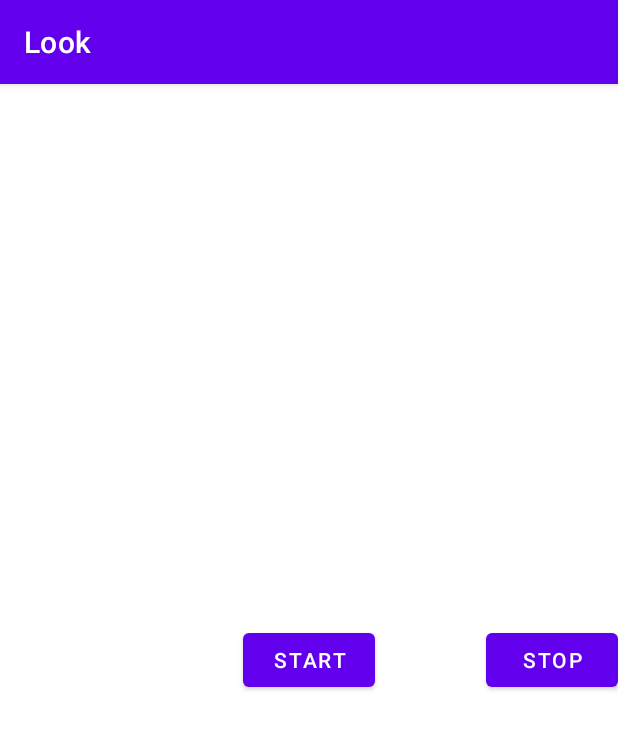
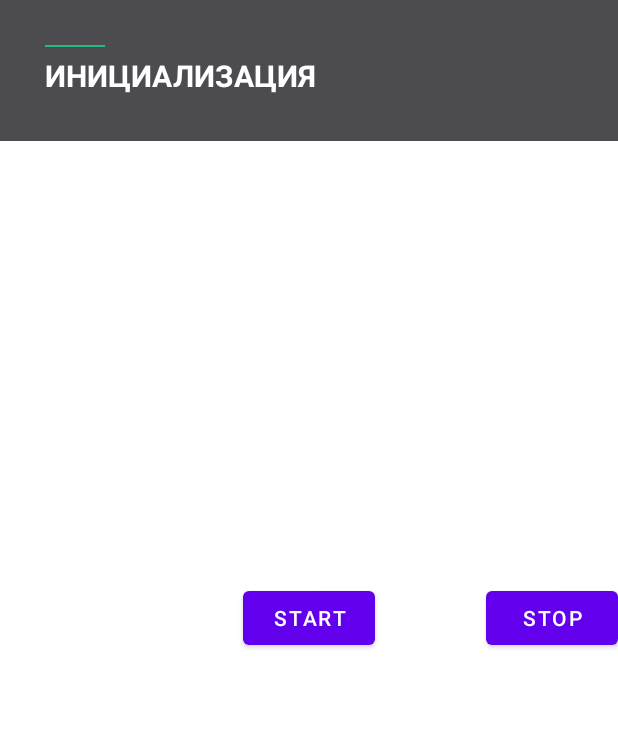
Before and after one commit to valkenstein/Look, an Android app: the screen it shows after launch (MainActivity), after a tap on "START", on a phone screen of 412 x 824 dp. Shown: the top 729 px of the screen. Run offline under Robolectric (Android 15) with nearby library versions, the phone set to English and light mode, and no system bars.

```diff
--- a/app/src/main/java/com/aldredo/look/data/repository/ProfileRepository.kt
+++ b/app/src/main/java/com/aldredo/look/data/repository/ProfileRepository.kt
@@ -7,7 +7,8 @@ import java.lang.Exception
 class ProfileRepository(private val profileApi: ProfileApi) {
     fun getProfileScreen(): StateProfile {
         return try {
-            StateProfile.Result
+           return TODO()
+            //StateProfile.Result("")
         } catch (e: Exception) {
             StateProfile.Error(e.message.toString())
         }
--- a/app/src/main/java/com/aldredo/look/presentation/activity/MainActivity.kt
+++ b/app/src/main/java/com/aldredo/look/presentation/activity/MainActivity.kt
@@ -5,12 +5,14 @@ import android.os.Bundle
 import android.widget.Button
 import com.aldredo.look.R
 import com.aldredo.look.util.Timer
+import com.aldredo.look.util.TimerSubscriber
 
-class MainActivity : AppCompatActivity() {
+class MainActivity : AppCompatActivity(), TimerSubscriber {
     override fun onCreate(savedInstanceState: Bundle?) {
         super.onCreate(savedInstanceState)
         setContentView(R.layout.activity_main)
-        val t = Timer()
+        val t = Timer(3)
+        t.addSubscriber(this)
         findViewById<Button>(R.id.start).setOnClickListener {
             t.startTimer()
         }
@@ -18,4 +20,8 @@ class MainActivity : AppCompatActivity() {
             t.cancelTimer()
         }
     }
+
+    override fun tick() {
+        print("")
+    }
 }
--- a/app/src/main/java/com/aldredo/look/presentation/mvvm/LookViewModel.kt
+++ b/app/src/main/java/com/aldredo/look/presentation/mvvm/LookViewModel.kt
@@ -9,6 +9,6 @@ class LookViewModel : ViewModel() {
     }
 
     private fun checkStateServer(): Boolean {
-
+        TODO()
     }
 }
--- a/app/src/main/java/com/aldredo/look/util/Timer.kt
+++ b/app/src/main/java/com/aldredo/look/util/Timer.kt
@@ -2,7 +2,8 @@ package com.aldredo.look.util
 
 import kotlinx.coroutines.*
 
-class Timer {
+class Timer(private val second: Long) {
+    private var pause = false
     private val job = SupervisorJob()
     private val scope = CoroutineScope(Dispatchers.Default + job)
     private var subscriber: TimerSubscriber? = null
@@ -15,33 +16,27 @@ class Timer {
         subscriber = null
     }
 
-    private fun startCoroutineTimer(
-        delayMillis: Long = 0,
-        repeatMillis: Long = 0,
-        action: () -> Unit
-    ) = scope.launch(Dispatchers.IO) {
-        delay(delayMillis)
-        if (repeatMillis > 0) {
-            while (true) {
-                action()
-                delay(repeatMillis)
+    private fun startCoroutineTimer() = scope.launch {
+        while (true) {
+            scope.launch(Dispatchers.Main) {
+                subscriber?.tick()
             }
-        } else {
-            action()
-        }
-    }
-
-    private val timer: Job = startCoroutineTimer(delayMillis = 0, repeatMillis = 1000) {
-        scope.launch(Dispatchers.Main) {
-            subscriber?.tick()
+            delay(second * 1000)
         }
     }
 
     fun startTimer() {
-        timer.start()
+        startCoroutineTimer()
     }
 
     fun cancelTimer() {
-        timer.cancel()
+        scope.coroutineContext.cancelChildren()
     }
+
+    fun pause() {
+        pause = true
+        scope.coroutineContext.cancelChildren()
+    }
+
+    fun isPause() = pause
 }
--- a/app/src/main/res/layout/activity_main.xml
+++ b/app/src/main/res/layout/activity_main.xml
@@ -5,6 +5,45 @@
     android:layout_width="match_parent"
     android:layout_height="match_parent"
     tools:context=".presentation.activity.MainActivity">
+
+
+    <LinearLayout
+        android:layout_width="match_parent"
+        android:layout_height="wrap_content"
+        android:background="#4C4B50"
+        android:orientation="vertical"
+        android:padding="30dp"
+        app:layout_constraintEnd_toEndOf="parent"
+        app:layout_constraintStart_toStartOf="parent"
+        app:layout_constraintTop_toTopOf="parent">
+
+        <FrameLayout
+            android:layout_width="40dp"
+            android:layout_height="1dp"
+            android:background="#24BB81" />
+
+        <TextView
+            android:layout_width="wrap_content"
+            android:layout_height="wrap_content"
+            android:layout_marginTop="5dp"
+            android:text="ИНИЦИАЛИЗАЦИЯ"
+            android:textColor="@android:color/white"
+            android:textSize="20sp"
+            android:textStyle="bold"
+            app:layout_constraintStart_toStartOf="parent"
+            app:layout_constraintTop_toTopOf="parent" />
+    </LinearLayout>
+
+
+    <TextView
+        android:id="@+id/code"
+        android:layout_width="wrap_content"
+        android:layout_height="wrap_content"
+        android:textColor="@android:color/black"
+        android:textSize="18sp"
+        app:layout_constraintBottom_toTopOf="@+id/start"
+        app:layout_constraintEnd_toEndOf="parent"
+        app:layout_constraintStart_toStartOf="parent" />
 
     <Button
         android:id="@+id/start"
--- a/app/src/main/res/values-night/themes.xml
+++ b/app/src/main/res/values-night/themes.xml
@@ -1,6 +1,6 @@
 <resources xmlns:tools="http://schemas.android.com/tools">
     <!-- Base application theme. -->
-    <style name="Theme.Look" parent="Theme.MaterialComponents.DayNight.DarkActionBar">
+    <style name="Theme.Look" parent="Theme.MaterialComponents.DayNight.NoActionBar">
         <!-- Primary brand color. -->
         <item name="colorPrimary">@color/purple_200</item>
         <item name="colorPrimaryVariant">@color/purple_700</item>
--- a/app/src/main/res/values/themes.xml
+++ b/app/src/main/res/values/themes.xml
@@ -1,6 +1,6 @@
 <resources xmlns:tools="http://schemas.android.com/tools">
     <!-- Base application theme. -->
-    <style name="Theme.Look" parent="Theme.MaterialComponents.DayNight.DarkActionBar">
+    <style name="Theme.Look" parent="Theme.MaterialComponents.DayNight.NoActionBar">
         <!-- Primary brand color. -->
         <item name="colorPrimary">@color/purple_500</item>
         <item name="colorPrimaryVariant">@color/purple_700</item>
--- a/core/src/main/java/com/aldredo/core/base/di/CookieModule.kt
+++ b/core/src/main/java/com/aldredo/core/base/di/CookieModule.kt
@@ -1,6 +1,6 @@
 package com.aldredo.core.base.di
 
-import com.aldredo.core.base.util.CookieModel
+import com.aldredo.core.base.interceptor.model.CookieModel
 import dagger.Module
 import dagger.Provides
 import javax.inject.Singleton
--- a/core/src/main/java/com/aldredo/core/base/di/CoreComponent.kt
+++ b/core/src/main/java/com/aldredo/core/base/di/CoreComponent.kt
@@ -2,7 +2,7 @@ package com.aldredo.core.base.di
 
 import android.app.Application
 import com.aldredo.core.base.room.AppDatabase
-import com.aldredo.core.base.util.CookieModel
+import com.aldredo.core.base.interceptor.model.CookieModel
 import dagger.BindsInstance
 import dagger.Component
 import retrofit2.Retrofit
--- a/core/src/main/java/com/aldredo/core/base/interceptor/ApiInterceptor.kt
+++ b/core/src/main/java/com/aldredo/core/base/interceptor/ApiInterceptor.kt
@@ -1,6 +1,6 @@
 package com.aldredo.core.base.interceptor
 
-import com.aldredo.core.base.util.CookieModel
+import com.aldredo.core.base.interceptor.model.CookieModel
 import okhttp3.Interceptor
 import okhttp3.Response
 import javax.inject.Inject
--- a/core/src/main/java/com/aldredo/core/base/util/CookieModel.kt
+++ b/core/src/main/java/com/aldredo/core/base/interceptor/model/CookieModel.kt
@@ -1,3 +1,3 @@
-package com.aldredo.core.base.util
+package com.aldredo.core.base.interceptor.model
 
 data class CookieModel(val id: String = "_id", val key: String = "")
```
